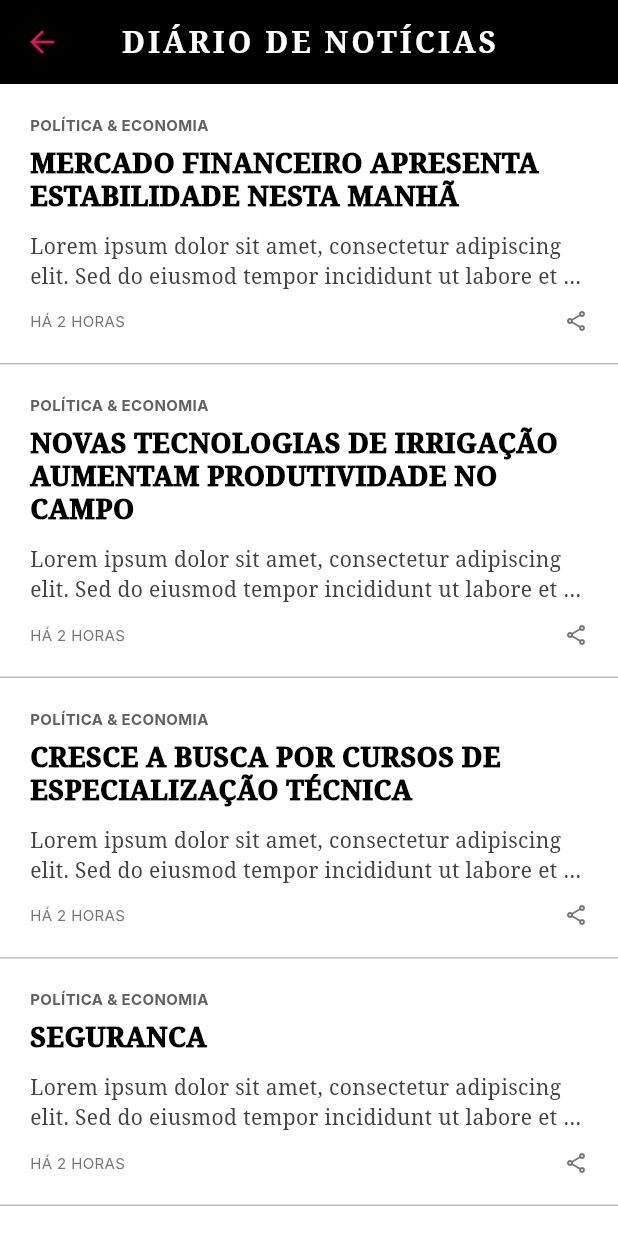
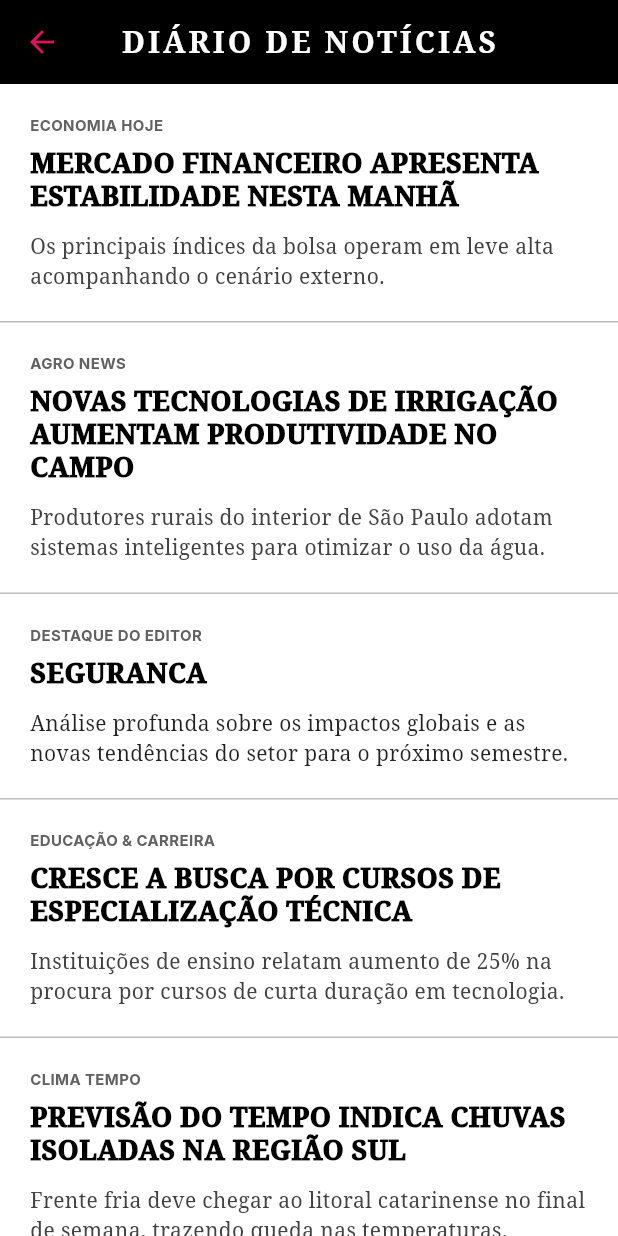
Before and after one commit to gaius007/voz-segura-app, a Flutter app: the CamouflageView screen opened directly, on a phone screen of 412 x 824 dp. Run offline on Flutter 3.47's test engine with Material 3 defaults, Android fonts, the phone set to English and light mode, and no system bars; our stand-ins replace cloud_firestore, firebase_auth, firebase_core, geolocator, image_picker, mask_text_input_formatter and 2 more; accounts and stored records are empty; generated files the repository leaves out were written again; network calls fail; Roboto replaces fonts that are missing (Inter).

Commit message:
feat: refinamento do modo camuflagem com notícias reais e desativação por long-press

```diff
--- a/voz_segura_app/lib/src/features/shared/camouflage/camouflage_view.dart
+++ b/voz_segura_app/lib/src/features/shared/camouflage/camouflage_view.dart
@@ -1,25 +1,69 @@
+import 'dart:async';
 import 'package:flutter/material.dart';
 import 'package:provider/provider.dart';
 import 'camouflage_notifier.dart';
+import 'news_service.dart';
 
-class CamouflageView extends StatelessWidget {
+class CamouflageView extends StatefulWidget {
   const CamouflageView({super.key});
+
+  @override
+  State<CamouflageView> createState() => _CamouflageViewState();
+}
+
+class _CamouflageViewState extends State<CamouflageView> {
+  final NewsService _newsService = NewsService();
+  List<NewsArticle> _articles = [];
+  bool _isLoading = true;
+  Timer? _longPressTimer;
+  double _progress = 0.0;
+
+  @override
+  void initState() {
+    super.initState();
+    _loadNews();
+  }
+
+  Future<void> _loadNews() async {
+    final news = await _newsService.fetchNews();
+    if (mounted) {
+      setState(() {
+        _articles = news;
+        _isLoading = false;
+      });
+    }
+  }
+
+  void _startTimer(BuildContext context) {
+    setState(() => _progress = 0.0);
+    _longPressTimer = Timer.periodic(const Duration(milliseconds: 100), (timer) {
+      setState(() {
+        _progress += 0.02; // 0.02 * 50 steps = 1.0 (5 seconds)
+      });
+      if (_progress >= 1.0) {
+        timer.cancel();
+        context.read<CamouflageNotifier>().setCamouflaged(false);
+      }
+    });
+  }
+
+  void _cancelTimer() {
+    _longPressTimer?.cancel();
+    setState(() {
+      _progress = 0.0;
+    });
+  }
+
+  @override
+  void dispose() {
+    _longPressTimer?.cancel();
+    super.dispose();
+  }
 
   @override
   Widget build(BuildContext context) {
     final notifier = context.watch<CamouflageNotifier>();
     final secretWord = notifier.secretWord;
-
-    final newsList = [
-      'Mercado financeiro apresenta estabilidade nesta manhã',
-      'Novas tecnologias de irrigação aumentam produtividade no campo',
-      'Cresce a busca por cursos de especialização técnica',
-      secretWord, // A "notícia" de desativação
-      'Previsão do tempo indica chuvas isoladas na região sul',
-      'Exportações de grãos batem recorde no primeiro trimestre',
-      'Infraestrutura urbana recebe novos investimentos estaduais',
-      'Estudo aponta tendências para o mercado de trabalho em 2026',
-    ];
 
     return Scaffold(
       backgroundColor: Colors.white,
@@ -31,42 +75,48 @@ class CamouflageView extends StatelessWidget {
             color: Colors.white,
             fontWeight: FontWeight.bold,
             letterSpacing: 2,
-            fontFamily: 'Serif', // Usando fonte serifada para parecer jornal
+            fontFamily: 'Serif',
           ),
         ),
         centerTitle: true,
         elevation: 0,
       ),
-      body: ListView.separated(
-        padding: const EdgeInsets.all(0),
-        itemCount: newsList.length,
+      body: _isLoading
+          ? const Center(child: CircularProgressIndicator(color: Colors.black))
+          : ListView.separated(
+              itemCount: _articles.length + 1, // +1 para a notícia secreta
               separatorBuilder: (context, index) => const Divider(height: 1, color: Colors.black26),
               itemBuilder: (context, index) {
-          final title = newsList[index];
-          final isSecret = title == secretWord;
+                // Inserimos a notícia secreta no meio da lista (ex: posição 2)
+                if (index == 2) {
+                  return _buildSecretArticle(context, secretWord);
+                }
 
+                final articleIndex = index > 2 ? index - 1 : index;
+                if (articleIndex >= _articles.length) return const SizedBox.shrink();
+
+                final article = _articles[articleIndex];
+                return _buildNewsItem(context, article);
+              },
+            ),
+    );
+  }
+
+  Widget _buildNewsItem(BuildContext context, NewsArticle article) {
     return InkWell(
-            onTap: () {
-              if (isSecret) {
-                notifier.setCamouflaged(false);
-              }
-            },
+      onTap: () => _openArticle(context, article.title, article.description),
       child: Container(
         padding: const EdgeInsets.all(20),
         child: Column(
           crossAxisAlignment: CrossAxisAlignment.start,
           children: [
             Text(
-                    'POLÍTICA & ECONOMIA',
-                    style: TextStyle(
-                      color: Colors.grey[700],
-                      fontSize: 10,
-                      fontWeight: FontWeight.bold,
-                    ),
+              article.source?.toUpperCase() ?? 'NOTÍCIAS BRASIL',
+              style: TextStyle(color: Colors.grey[700], fontSize: 10, fontWeight: FontWeight.bold),
             ),
             const SizedBox(height: 8),
             Text(
-                    title.toUpperCase(),
+              article.title.toUpperCase(),
               style: const TextStyle(
                 color: Colors.black,
                 fontSize: 18,
@@ -77,31 +127,102 @@ class CamouflageView extends StatelessWidget {
             ),
             const SizedBox(height: 12),
             Text(
-                    'Lorem ipsum dolor sit amet, consectetur adipiscing elit. Sed do eiusmod tempor incididunt ut labore et dolore magna aliqua. Ut enim ad minim veniam...',
-                    style: TextStyle(
-                      color: Colors.grey[800],
-                      fontSize: 14,
-                      fontFamily: 'Serif',
-                    ),
+              article.description,
+              style: TextStyle(color: Colors.grey[800], fontSize: 14, fontFamily: 'Serif'),
               maxLines: 2,
               overflow: TextOverflow.ellipsis,
-                  ),
-                  const SizedBox(height: 12),
-                  Row(
-                    mainAxisAlignment: MainAxisAlignment.spaceBetween,
-                    children: [
-                      Text(
-                        'HÁ 2 HORAS',
-                        style: TextStyle(color: Colors.grey[600], fontSize: 10),
-                      ),
-                      Icon(Icons.share_outlined, size: 16, color: Colors.grey[600]),
-                    ],
             ),
           ],
         ),
       ),
     );
-        },
+  }
+
+  Widget _buildSecretArticle(BuildContext context, String secretWord) {
+    return GestureDetector(
+      onTap: () => _openArticle(context, secretWord, 'Conteúdo detalhado sobre esta notícia importante do dia.'),
+      onLongPressStart: (_) => _startTimer(context),
+      onLongPressEnd: (_) => _cancelTimer(),
+      child: Stack(
+        children: [
+          Container(
+            padding: const EdgeInsets.all(20),
+            color: _progress > 0 ? Colors.grey[100] : Colors.white,
+            child: Column(
+              crossAxisAlignment: CrossAxisAlignment.start,
+              children: [
+                Text(
+                  'Destaque do Editor'.toUpperCase(),
+                  style: TextStyle(color: Colors.grey[700], fontSize: 10, fontWeight: FontWeight.bold),
+                ),
+                const SizedBox(height: 8),
+                Text(
+                  secretWord.toUpperCase(),
+                  style: const TextStyle(
+                    color: Colors.black,
+                    fontSize: 18,
+                    fontWeight: FontWeight.w900,
+                    fontFamily: 'Serif',
+                    height: 1.2,
+                  ),
+                ),
+                const SizedBox(height: 12),
+                const Text(
+                  'Análise profunda sobre os impactos globais e as novas tendências do setor para o próximo semestre.',
+                  style: TextStyle(color: Colors.black87, fontSize: 14, fontFamily: 'Serif'),
+                  maxLines: 2,
+                  overflow: TextOverflow.ellipsis,
+                ),
+              ],
+            ),
+          ),
+          if (_progress > 0)
+            Positioned(
+              bottom: 0,
+              left: 0,
+              right: 0,
+              child: LinearProgressIndicator(
+                value: _progress,
+                backgroundColor: Colors.transparent,
+                valueColor: const AlwaysStoppedAnimation<Color>(Colors.black),
+                minHeight: 4,
+              ),
+            ),
+        ],
+      ),
+    );
+  }
+
+  void _openArticle(BuildContext context, String title, String content) {
+    Navigator.push(
+      context,
+      MaterialPageRoute(
+        builder: (context) => Scaffold(
+          appBar: AppBar(
+            backgroundColor: Colors.black,
+            title: const Text('NOTÍCIA', style: TextStyle(color: Colors.white, fontFamily: 'Serif')),
+            iconTheme: const IconThemeData(color: Colors.white),
+          ),
+          body: SingleChildScrollView(
+            padding: const EdgeInsets.all(24),
+            child: Column(
+              crossAxisAlignment: CrossAxisAlignment.start,
+              children: [
+                Text(
+                  title.toUpperCase(),
+                  style: const TextStyle(fontSize: 24, fontWeight: FontWeight.bold, fontFamily: 'Serif'),
+                ),
+                const SizedBox(height: 16),
+                const Divider(color: Colors.black),
+                const SizedBox(height: 16),
+                Text(
+                  content + '\n\n' + 'Lorem ipsum dolor sit amet, consectetur adipiscing elit. ' * 20,
+                  style: const TextStyle(fontSize: 16, fontFamily: 'Serif', height: 1.6),
+                ),
+              ],
+            ),
+          ),
+        ),
       ),
     );
   }
--- /dev/null
+++ b/voz_segura_app/lib/src/features/shared/camouflage/news_service.dart
@@ -0,0 +1,78 @@
+import 'dart:convert';
+import 'package:http/http.dart' as http;
+
+class NewsArticle {
+  final String title;
+  final String description;
+  final String? imageUrl;
+  final String? source;
+  final String? content;
+
+  NewsArticle({
+    required this.title,
+    required this.description,
+    this.imageUrl,
+    this.source,
+    this.content,
+  });
+
+  factory NewsArticle.fromJson(Map<String, dynamic> json) {
+    return NewsArticle(
+      title: json['title'] ?? '',
+      description: json['description'] ?? '',
+      imageUrl: json['image_url'],
+      source: json['source_id'],
+      content: json['content'],
+    );
+  }
+}
+
+class NewsService {
+  // ATENÇÃO: O usuário deve substituir esta chave pela sua chave real do NewsData.io
+  static const String _apiKey = 'pub_4ee4905895574d39a937badb0643d8bd'; // Exemplo de formato
+
+  Future<List<NewsArticle>> fetchNews() async {
+    try {
+      final response = await http.get(
+        Uri.parse(
+          'https://newsdata.io/api/1/news?apikey=$_apiKey&country=br&language=pt&category=top'
+        ),
+      );
+
+      if (response.statusCode == 200) {
+        final data = json.decode(response.body);
+        final List results = data['results'] ?? [];
+        return results.map((json) => NewsArticle.fromJson(json)).toList();
+      } else {
+        return _getMockNews();
+      }
+    } catch (e) {
+      return _getMockNews();
+    }
+  }
+
+  List<NewsArticle> _getMockNews() {
+    return [
+      NewsArticle(
+        title: 'Mercado financeiro apresenta estabilidade nesta manhã',
+        description: 'Os principais índices da bolsa operam em leve alta acompanhando o cenário externo.',
+        source: 'Economia Hoje',
+      ),
+      NewsArticle(
+        title: 'Novas tecnologias de irrigação aumentam produtividade no campo',
+        description: 'Produtores rurais do interior de São Paulo adotam sistemas inteligentes para otimizar o uso da água.',
+        source: 'Agro News',
+      ),
+      NewsArticle(
+        title: 'Cresce a busca por cursos de especialização técnica',
+        description: 'Instituições de ensino relatam aumento de 25% na procura por cursos de curta duração em tecnologia.',
+        source: 'Educação & Carreira',
+      ),
+      NewsArticle(
+        title: 'Previsão do tempo indica chuvas isoladas na região sul',
+        description: 'Frente fria deve chegar ao litoral catarinense no final de semana, trazendo queda nas temperaturas.',
+        source: 'Clima Tempo',
+      ),
+    ];
+  }
+}
--- a/voz_segura_app/pubspec.yaml
+++ b/voz_segura_app/pubspec.yaml
@@ -25,6 +25,7 @@ dependencies:
   url_launcher: ^6.3.2
   permission_handler: ^12.0.1
   shared_preferences: ^2.5.5
+  http: ^1.6.0
 
 dev_dependencies:
   flutter_test:
```
Also changed, not shown: voz_segura_app/lib/src/features/shared/camouflage/camouflage_dialog.dart (+12 -1 lines), voz_segura_app/pubspec.lock. Lines whose indentation alone changed are shown as unchanged.
